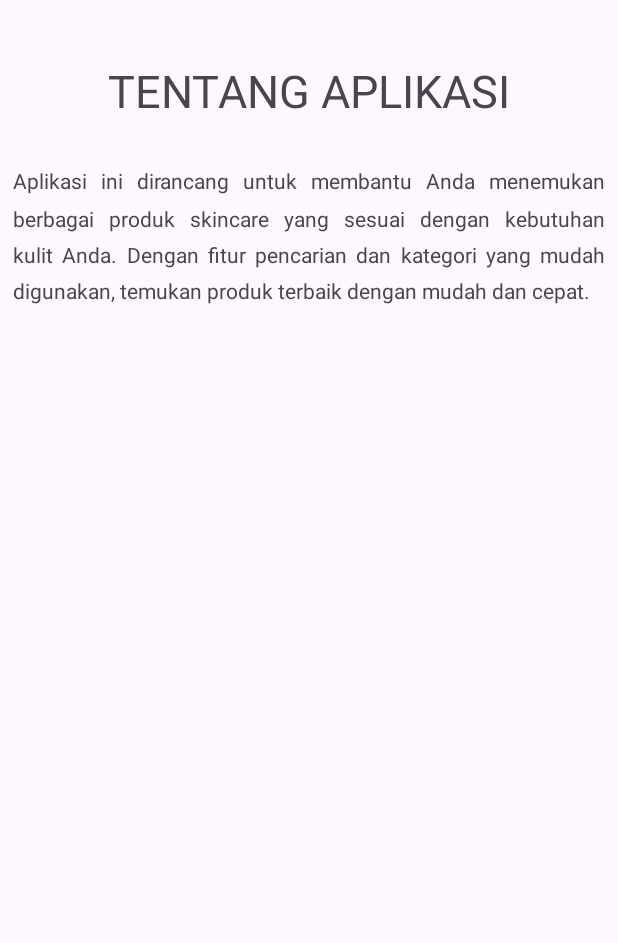
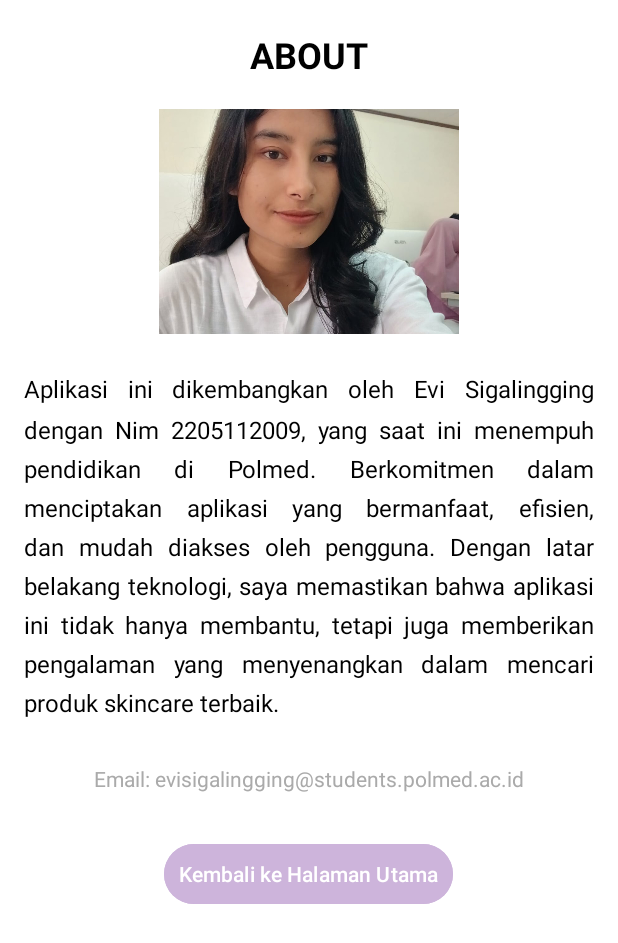
Before and after one commit to evikairoz/projectuas_1, an Android app: the screen it shows after launch (About), after a tap on "About", on a phone screen of 412 x 824 dp. Shown: the top 943 px of the screen. Run offline under Robolectric (Android 15) with nearby library versions, the phone set to English and light mode, and no system bars; libraries missing offline, so code that uses them is left out: android.view.

Commit message:
- update splashscreen - update about

```diff
--- a/app/src/main/java/com/example/projectuas1/About.java
+++ b/app/src/main/java/com/example/projectuas1/About.java
@@ -1,5 +1,6 @@
 package com.example.projectuas1;
 
+import android.content.Intent;
 import android.os.Bundle;
 
 import androidx.activity.EdgeToEdge;
@@ -8,7 +9,15 @@ import androidx.core.graphics.Insets;
 import androidx.core.view.ViewCompat;
 import androidx.core.view.WindowInsetsCompat;
 
+import  android.view.Menu;
+import  android.view.View;
+import android.widget.Button;
+import  android.widget.EditText;
+import  android.widget.Toast;
+
 public class About extends AppCompatActivity {
+
+    Button  bback;
 
     @Override
     protected void onCreate(Bundle savedInstanceState) {
@@ -20,5 +29,12 @@ public class About extends AppCompatActivity {
             v.setPadding(systemBars.left, systemBars.top, systemBars.right, systemBars.bottom);
             return insets;
         });
+        bback = findViewById(R.id.btnback);
+
+        bback.setOnClickListener(view ->{
+            Intent intent = new Intent(About.this, MainActivity.class);
+            startActivity(intent);
+        });
+
     }
 }
--- a/app/src/main/java/com/example/projectuas1/MainActivity.java
+++ b/app/src/main/java/com/example/projectuas1/MainActivity.java
@@ -43,5 +43,7 @@ public class MainActivity extends AppCompatActivity {
             startActivity(intent);
         });
 
+
+
     }
 }
--- a/app/src/main/java/com/example/projectuas1/splashscreen.java
+++ b/app/src/main/java/com/example/projectuas1/splashscreen.java
@@ -34,7 +34,7 @@ public class splashscreen extends AppCompatActivity {
 
         Glide.with(this)
                 .asGif()
-                .load(R.drawable.splash)  // File GIF di folder res/drawable
+                .load(R.drawable.splash_new)  // File GIF di folder res/drawable
                 .into(splashimage);
 
         // to show splashscreen selama 3 detik (3000 ms)
--- a/app/src/main/res/layout/activity_about.xml
+++ b/app/src/main/res/layout/activity_about.xml
@@ -1,35 +1,75 @@
-<?xml version="1.0" encoding="utf-8"?>
 <RelativeLayout xmlns:android="http://schemas.android.com/apk/res/android"
     xmlns:app="http://schemas.android.com/apk/res-auto"
     xmlns:tools="http://schemas.android.com/tools"
     android:id="@+id/main"
     android:layout_width="match_parent"
     android:layout_height="match_parent"
-    tools:context=".About">
+    android:padding="16dp"
+    tools:context=".About"
+    android:background="@android:color/white">
 
+    <!-- Bagian Judul About -->
     <TextView
         android:id="@+id/textabout"
         android:layout_width="wrap_content"
         android:layout_height="wrap_content"
-        android:layout_marginTop="40dp"
-        android:layout_marginBottom="30dp"
-        android:text="TENTANG APLIKASI"
+        android:layout_marginTop="20dp"
+        android:text="ABOUT"
         android:layout_centerHorizontal="true"
-        android:textSize="30dp"
-        android:fontFamily="@"
-        />
+        android:textSize="24sp"
+        android:textStyle="bold"
+        android:textColor="@android:color/black" />
 
+    <!-- Gambar About -->
+    <ImageView
+        android:id="@+id/imageabout"
+        android:layout_width="200dp"
+        android:layout_height="150dp"
+        android:layout_below="@id/textabout"
+        android:layout_centerHorizontal="true"
+        android:layout_marginTop="20dp"
+        android:scaleType="centerCrop"
+        android:src="@drawable/foto_about" />
+
+    <!-- Deskripsi About -->
     <TextView
         android:id="@+id/textdeskabout"
         android:layout_width="wrap_content"
         android:layout_height="wrap_content"
-        android:layout_below="@id/textabout"
+        android:layout_below="@id/imageabout"
+        android:text="Aplikasi ini dikembangkan oleh Evi Sigalingging dengan Nim 2205112009, yang saat ini menempuh pendidikan di Polmed. Berkomitmen dalam menciptakan aplikasi yang bermanfaat, efisien, dan mudah diakses oleh pengguna. Dengan latar belakang teknologi, saya memastikan bahwa aplikasi ini tidak hanya membantu, tetapi juga memberikan pengalaman yang menyenangkan dalam mencari produk skincare terbaik."
+        android:textSize="16sp"
+        android:textColor="@android:color/black"
+        android:justificationMode="inter_word"
+        android:lineSpacingMultiplier="1.4"
+        android:layout_marginTop="25dp"
+        android:layout_marginStart="16dp"
+        android:layout_marginEnd="16dp"
+        android:layout_centerHorizontal="true" />
+
+    <!-- Tambahkan Contact Information -->
+    <TextView
+        android:id="@+id/textcontact"
+        android:layout_width="wrap_content"
+        android:layout_height="wrap_content"
+        android:layout_below="@id/textdeskabout"
+        android:layout_marginTop="30dp"
         android:layout_centerHorizontal="true"
-        android:text="Aplikasi ini dirancang untuk membantu Anda menemukan berbagai produk skincare yang sesuai dengan kebutuhan kulit Anda. Dengan fitur pencarian dan kategori yang mudah digunakan, temukan produk terbaik dengan mudah dan cepat."
-        android:justificationMode="inter_word"
-        android:lineSpacingMultiplier="1.5"
-        android:layout_marginStart="7dp"
-        android:layout_marginEnd="10dp">
-    </TextView>
+        android:text="Email: evisigalingging@students.polmed.ac.id"
+        android:textSize="14sp"
+        android:textColor="@android:color/darker_gray" />
+
+    <!-- Tombol Kembali ke MainActivity -->
+    <Button
+        android:id="@+id/btnback"
+        android:layout_width="wrap_content"
+        android:layout_height="wrap_content"
+        android:layout_below="@id/textcontact"
+        android:layout_marginTop="30dp"
+        android:layout_centerHorizontal="true"
+        android:text="Kembali ke Halaman Utama"
+        android:backgroundTint="#cdb4db"
+        android:textColor="@android:color/white"
+        android:padding="10dp" />
 
 </RelativeLayout>
--- a/app/src/main/res/layout/activity_main.xml
+++ b/app/src/main/res/layout/activity_main.xml
@@ -7,6 +7,18 @@
     android:layout_height="match_parent"
     android:orientation="vertical"
     tools:context=".MainActivity" >
+
+    <ImageView
+        android:id="@+id/imagebtn"
+        android:layout_width="339dp"
+        android:layout_height="287dp"
+        android:scaleType="centerCrop"
+        android:layout_marginTop="50dp"
+        android:layout_marginBottom="10dp"
+        android:layout_centerHorizontal="true"
+        android:layout_marginStart="20dp"
+        android:src="@drawable/foto_btn" />
+
     <Button
         android:id="@+id/btnlist"
         android:layout_width="match_parent"
@@ -17,7 +29,7 @@
         android:layout_marginBottom="40dp"
         android:layout_marginStart="15dp"
         android:layout_marginEnd="15dp"
-        android:backgroundTint="#669bbc"
+        android:backgroundTint="#cdb4db"
         />
 
     <Button
@@ -27,6 +39,6 @@
         android:textSize="25dp"
         android:layout_marginStart="15dp"
         android:layout_marginEnd="15dp"
-        android:backgroundTint="#669bbc"
+        android:backgroundTint="#cdb4db"
         android:text="About" />
 </LinearLayout>
--- a/app/src/main/res/layout/activity_splashscreen.xml
+++ b/app/src/main/res/layout/activity_splashscreen.xml
@@ -14,6 +14,6 @@
         android:layout_centerInParent="true"
         android:layout_centerHorizontal="true"
         android:scaleType="centerCrop"
-        android:src="@drawable/splash" />
+        android:src="@drawable/splash_new" />
 
 </RelativeLayout>
```
Also changed, not shown: app/src/main/res/drawable/foto_about.jpg (added), app/src/main/res/drawable/foto_btn.jpg (added), 1 other file.
